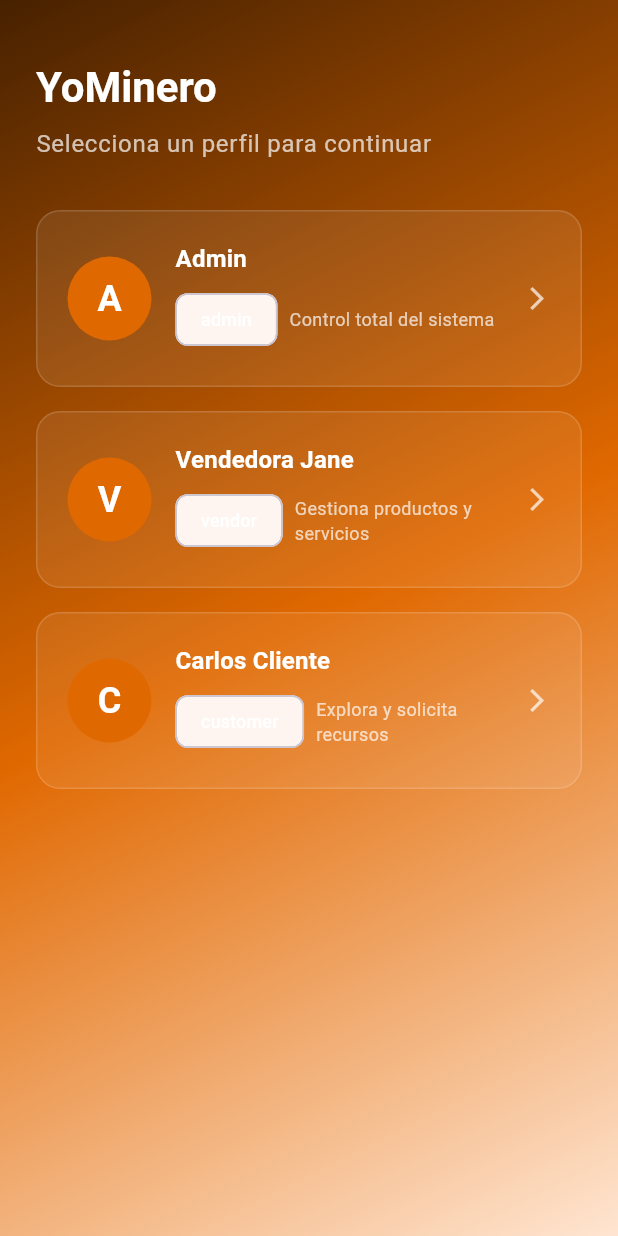
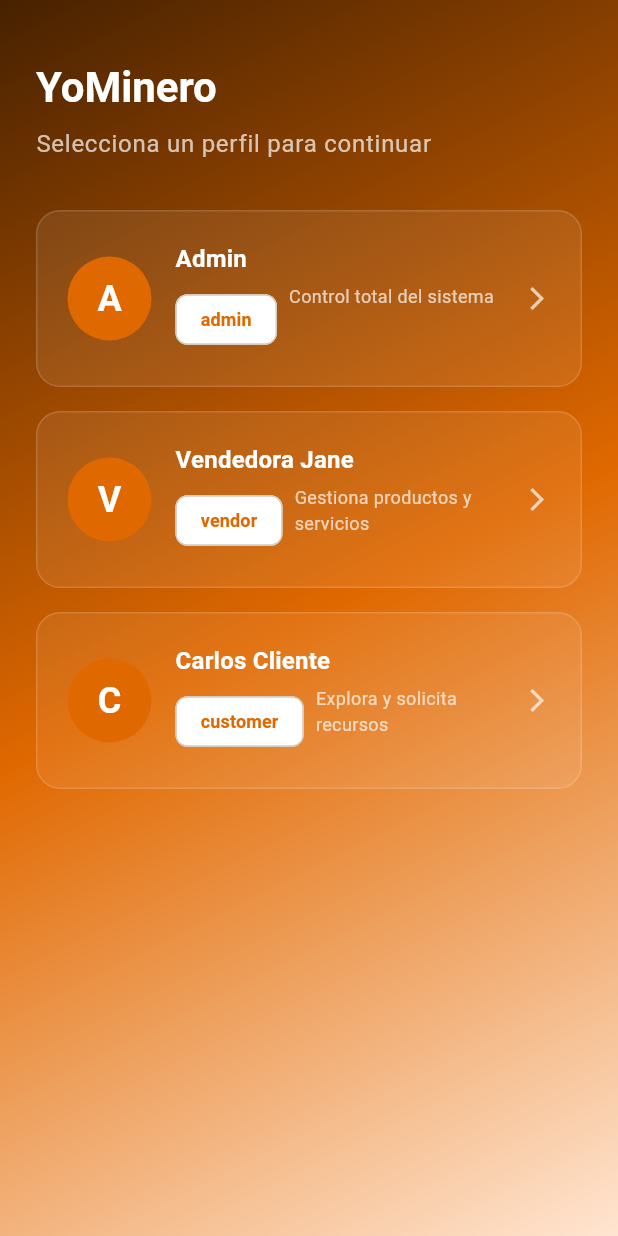
Before and after one commit to Wil-cristian/yominero, a Flutter app: the HomePage screen opened directly, on a phone screen of 412 x 824 dp. Run offline on Flutter 3.47's test engine with Material 3 defaults, Android fonts, the light colour scheme and no system bars; our stand-ins replace sqflite; accounts and stored records are empty.

Commit message:
fix(home): repair chip layout and duplicate code causing build error

```diff
--- a/lib/home_page.dart
+++ b/lib/home_page.dart
@@ -126,14 +126,24 @@ class HomePage extends StatelessWidget {
                                     ),
                                     const SizedBox(height: 4),
                                     Row(
+                                      crossAxisAlignment: CrossAxisAlignment.start,
                                       children: [
                                         Chip(
-                                          label: Text(u.role.name),
-                                          backgroundColor: AppColors.secondaryContainer.withOpacity(.4),
-                                          labelStyle: const TextStyle(
-                                            color: Colors.white,
-                                            fontSize: 12,
+                                          label: Text(
+                                            u.role.name,
+                                            style: const TextStyle(
+                                              color: AppColors.primary,
+                                              fontWeight: FontWeight.w600,
+                                              fontSize: 12,
+                                            ),
                                           ),
+                                          backgroundColor: AppColors.surface,
+                                          side: const BorderSide(
+                                            color: AppColors.outline,
+                                            width: .8,
+                                          ),
+                                          padding: const EdgeInsets.symmetric(
+                                              horizontal: 8, vertical: 0),
                                         ),
                                         const SizedBox(width: 8),
                                         Expanded(
```
